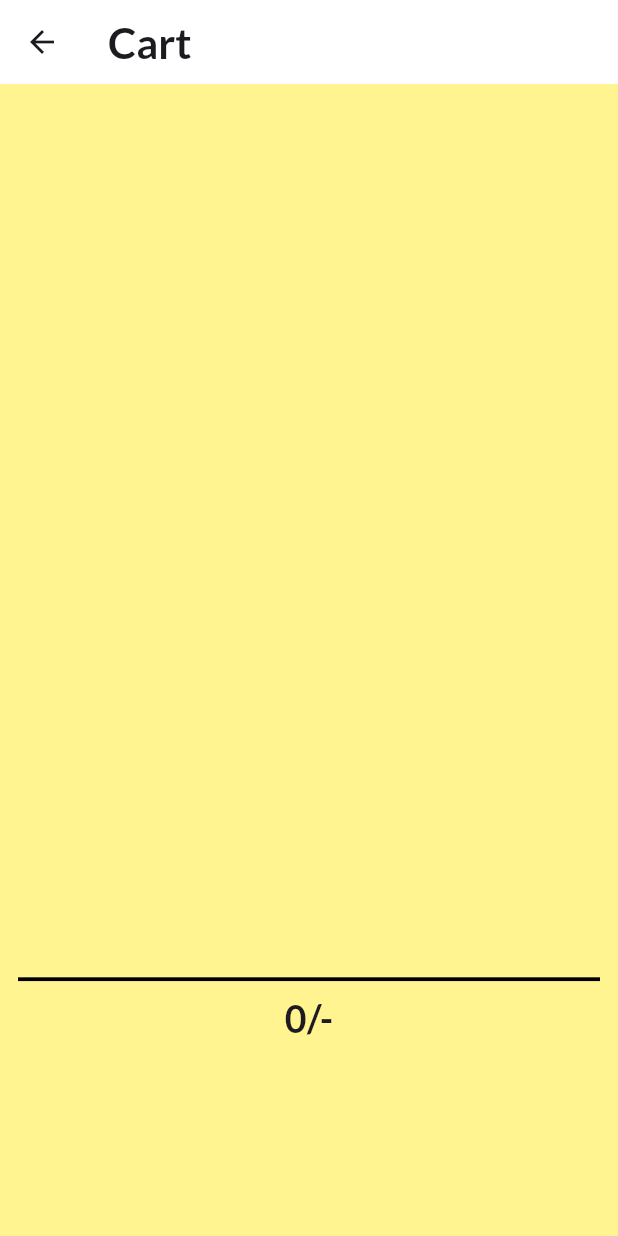
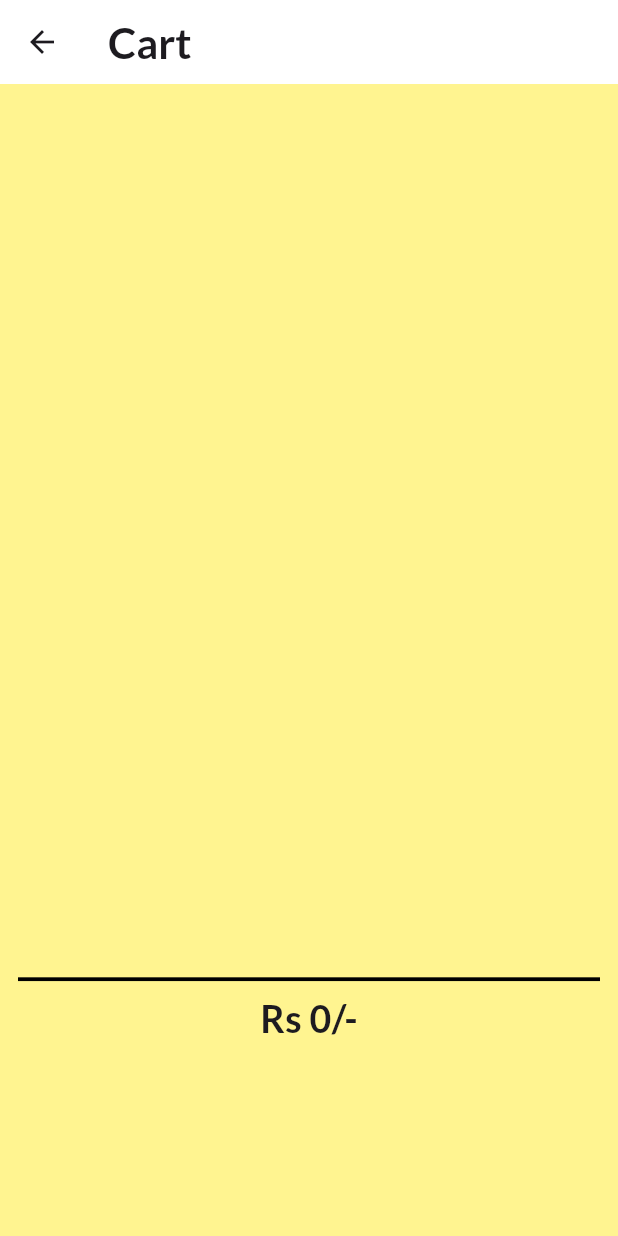
Before and after one commit to HamzaQaisrani5/Catalog-Cart, a Flutter app: the Cart screen opened by its route, on a phone screen of 412 x 824 dp. Run offline on Flutter 3.47's test engine with Material 3 defaults, Android fonts, the phone set to English and light mode, and no system bars; our stand-ins replace font_awesome_flutter, google_fonts.

Commit message:
Added comments for better code understanding

```diff
--- a/lib/catalogapp/screens/cart.dart
+++ b/lib/catalogapp/screens/cart.dart
@@ -3,15 +3,18 @@ import 'package:google_fonts/google_fonts.dart';
 import 'package:provider/provider.dart';
 import 'package:state_management_second/catalogapp/method/catalog_method.dart';
 
+//Cart class
 class Cart extends StatelessWidget {
   const Cart({super.key});
 
   @override
   Widget build(BuildContext context) {
+    //Defined a variable of maximum height od user's device
     final maxHeight = MediaQuery.of(context).size;
 
     return Scaffold(
       backgroundColor: const Color.fromARGB(255, 255, 244, 144),
+      //appbar of google_font plugin text font
       appBar: AppBar(
         backgroundColor: Colors.white,
         title: Text('Cart',
@@ -22,23 +25,28 @@ class Cart extends StatelessWidget {
       ),
       body: Padding(
         padding: const EdgeInsets.all(12),
+        //Widget to improve vertically responsiveness
         child: SingleChildScrollView(
           scrollDirection: Axis.vertical,
           child: Column(
             children: [
               Column(
                 crossAxisAlignment: CrossAxisAlignment.start,
+                //Here a list of Catalog selected item will be appear, This is list of Text widgets
                 children: Provider.of<CatalogMethod>(context).cartItem,
               ),
+              //Utilizing defined maxHeight variable for padding accroding to users device screen height
               SizedBox(
                 height: maxHeight.height * 0.7,
               ),
+              //A thick divider to seperate price and names to selected item
               const Divider(
                 thickness: 2.5,
                 color: Colors.black,
               ),
+              //Price of selected item is appear here
               Text(
-                '${Provider.of<CatalogMethod>(context).sumofEach}/-',
+                'Rs ${Provider.of<CatalogMethod>(context).sumofEach}/-',
                 style: GoogleFonts.lato(
                     textStyle: const TextStyle(
                         fontWeight: FontWeight.w600, fontSize: 25)),
```
Also changed, not shown: lib/catalogapp/method/catalog_method.dart (+12 -2 lines), lib/catalogapp/screens/catalog.dart (+10 -0 lines), lib/catalogapp/screens/login.dart (+10 -0 lines).
